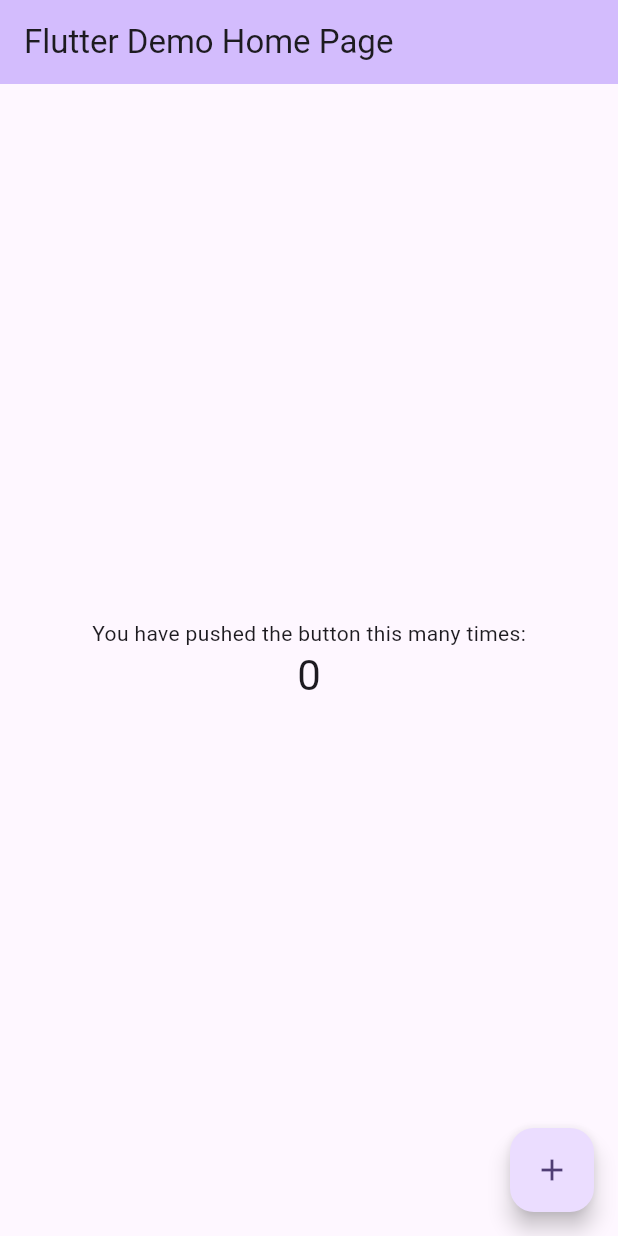
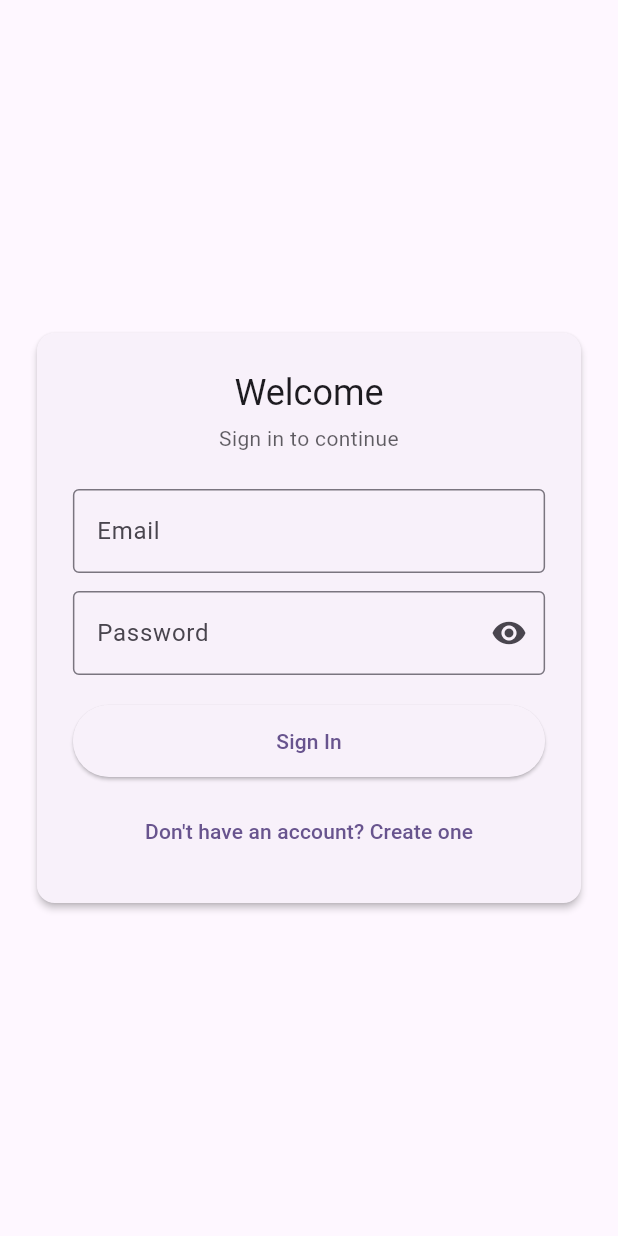
Before and after one commit to toufiqism/Check-in-Point, a Flutter app: the screen it shows after launch, on a phone screen of 412 x 824 dp. Run offline on Flutter 3.47's test engine with Material 3 defaults, Android fonts, the phone set to English and light mode, and no system bars; our stand-ins replace firebase_auth, firebase_core; accounts and stored records are empty.

Commit message:
feat: Implement Firebase email/password authentication
This commit introduces user authentication using Firebase.

Key changes:
- Added `AuthRepository` to abstract Firebase Auth SDK.
- Implemented `AuthProvider` using `ChangeNotifier` for state management.
- Created responsive `LoginScreen` and `RegisterScreen` with form validation and loading states.
- Added a placeholder `HomeScreen` for authenticated users.
- Updated `main.dart` to initialize Firebase, set up providers, and handle routing based on authentication state.
- Configured AndroidManifest for location permissions and Google Maps API key.
- Updated `README.md` with authentication setup and usage instructions.
- Added necessary dependencies: `firebase_core`, `firebase_auth`, `cloud_firestore`, `google_maps_flutter`, `geolocator`, and `provider`.
- Updated Android `minSdk` to 23.

```diff
--- /dev/null
+++ b/lib/data/auth_repository.dart
@@ -0,0 +1,45 @@
+import 'package:firebase_auth/firebase_auth.dart';
+
+/// AuthRepository encapsulates all FirebaseAuth interactions.
+/// This abstraction helps keep UI and state management layers decoupled
+/// from the underlying authentication SDK, supporting SOLID principles.
+class AuthRepository {
+  AuthRepository({FirebaseAuth? firebaseAuth})
+      : _firebaseAuth = firebaseAuth ?? FirebaseAuth.instance;
+
+  final FirebaseAuth _firebaseAuth;
+
+  Stream<User?> authStateChanges() => _firebaseAuth.authStateChanges();
+
+  User? get currentUser => _firebaseAuth.currentUser;
+
+  Future<UserCredential> signInWithEmailAndPassword({
+    required String email,
+    required String password,
+  }) {
+    return _firebaseAuth.signInWithEmailAndPassword(
+      email: email.trim(),
+      password: password,
+    );
+  }
+
+  Future<UserCredential> createUserWithEmailAndPassword({
+    required String email,
+    required String password,
+  }) {
+    return _firebaseAuth.createUserWithEmailAndPassword(
+      email: email.trim(),
+      password: password,
+    );
+  }
+
+  Future<void> updateDisplayName(String displayName) async {
+    final User? user = _firebaseAuth.currentUser;
+    if (user != null) {
+      await user.updateDisplayName(displayName.trim());
+      await user.reload();
+    }
+  }
+
+  Future<void> signOut() => _firebaseAuth.signOut();
+}
--- a/lib/main.dart
+++ b/lib/main.dart
@@ -1,122 +1,52 @@
 import 'package:flutter/material.dart';
+import 'package:firebase_core/firebase_core.dart';
+import 'package:provider/provider.dart';
+import 'package:check_in_point/firebase_options.dart';
+import 'package:check_in_point/data/auth_repository.dart';
+import 'package:check_in_point/providers/auth_provider.dart';
+import 'package:check_in_point/screens/login_screen.dart';
+import 'package:check_in_point/screens/home_screen.dart';
 
-void main() {
-  runApp(const MyApp());
+Future<void> main() async {
+  WidgetsFlutterBinding.ensureInitialized();
+  await Firebase.initializeApp(options: DefaultFirebaseOptions.currentPlatform);
+  runApp(const AppRoot());
 }
 
-class MyApp extends StatelessWidget {
-  const MyApp({super.key});
+class AppRoot extends StatelessWidget {
+  const AppRoot({super.key});
 
   // This widget is the root of your application.
   @override
   Widget build(BuildContext context) {
-    return MaterialApp(
-      title: 'Flutter Demo',
-      theme: ThemeData(
-        // This is the theme of your application.
-        //
-        // TRY THIS: Try running your application with "flutter run". You'll see
-        // the application has a purple toolbar. Then, without quitting the app,
-        // try changing the seedColor in the colorScheme below to Colors.green
-        // and then invoke "hot reload" (save your changes or press the "hot
-        // reload" button in a Flutter-supported IDE, or press "r" if you used
-        // the command line to start the app).
-        //
-        // Notice that the counter didn't reset back to zero; the application
-        // state is not lost during the reload. To reset the state, use hot
-        // restart instead.
-        //
-        // This works for code too, not just values: Most code changes can be
-        // tested with just a hot reload.
-        colorScheme: ColorScheme.fromSeed(seedColor: Colors.deepPurple),
+    return MultiProvider(
+      providers: [
+        Provider<AuthRepository>(create: (_) => AuthRepository()),
+        ChangeNotifierProvider<AuthProvider>(
+          create: (context) =>
+              AuthProvider(authRepository: context.read<AuthRepository>()),
+        ),
+      ],
+      child: SafeArea(
+        child: MaterialApp(
+          debugShowCheckedModeBanner: false,
+          title: 'Check-in Point',
+          theme: ThemeData(
+            colorScheme: ColorScheme.fromSeed(seedColor: Colors.deepPurple),
+            inputDecorationTheme: const InputDecorationTheme(
+              border: OutlineInputBorder(),
+            ),
+          ),
+          home: Consumer<AuthProvider>(
+            builder: (context, authProvider, _) {
+              if (authProvider.isAuthenticated) {
+                return const HomeScreen();
+              }
+              return const LoginScreen();
+            },
+          ),
+        ),
       ),
-      home: const MyHomePage(title: 'Flutter Demo Home Page'),
     );
   }
 }
-
-class MyHomePage extends StatefulWidget {
-  const MyHomePage({super.key, required this.title});
-
-  // This widget is the home page of your application. It is stateful, meaning
-  // that it has a State object (defined below) that contains fields that affect
-  // how it looks.
-
-  // This class is the configuration for the state. It holds the values (in this
-  // case the title) provided by the parent (in this case the App widget) and
-  // used by the build method of the State. Fields in a Widget subclass are
-  // always marked "final".
-
-  final String title;
-
-  @override
-  State<MyHomePage> createState() => _MyHomePageState();
-}
-
-class _MyHomePageState extends State<MyHomePage> {
-  int _counter = 0;
-
-  void _incrementCounter() {
-    setState(() {
-      // This call to setState tells the Flutter framework that something has
-      // changed in this State, which causes it to rerun the build method below
-      // so that the display can reflect the updated values. If we changed
-      // _counter without calling setState(), then the build method would not be
-      // called again, and so nothing would appear to happen.
-      _counter++;
-    });
-  }
-
-  @override
-  Widget build(BuildContext context) {
-    // This method is rerun every time setState is called, for instance as done
-    // by the _incrementCounter method above.
-    //
-    // The Flutter framework has been optimized to make rerunning build methods
-    // fast, so that you can just rebuild anything that needs updating rather
-    // than having to individually change instances of widgets.
-    return Scaffold(
-      appBar: AppBar(
-        // TRY THIS: Try changing the color here to a specific color (to
-        // Colors.amber, perhaps?) and trigger a hot reload to see the AppBar
-        // change color while the other colors stay the same.
-        backgroundColor: Theme.of(context).colorScheme.inversePrimary,
-        // Here we take the value from the MyHomePage object that was created by
-        // the App.build method, and use it to set our appbar title.
-        title: Text(widget.title),
-      ),
-      body: Center(
-        // Center is a layout widget. It takes a single child and positions it
-        // in the middle of the parent.
-        child: Column(
-          // Column is also a layout widget. It takes a list of children and
-          // arranges them vertically. By default, it sizes itself to fit its
-          // children horizontally, and tries to be as tall as its parent.
-          //
-          // Column has various properties to control how it sizes itself and
-          // how it positions its children. Here we use mainAxisAlignment to
-          // center the children vertically; the main axis here is the vertical
-          // axis because Columns are vertical (the cross axis would be
-          // horizontal).
-          //
-          // TRY THIS: Invoke "debug painting" (choose the "Toggle Debug Paint"
-          // action in the IDE, or press "p" in the console), to see the
-          // wireframe for each widget.
-          mainAxisAlignment: MainAxisAlignment.center,
-          children: <Widget>[
-            const Text('You have pushed the button this many times:'),
-            Text(
-              '$_counter',
-              style: Theme.of(context).textTheme.headlineMedium,
-            ),
-          ],
-        ),
-      ),
-      floatingActionButton: FloatingActionButton(
-        onPressed: _incrementCounter,
-        tooltip: 'Increment',
-        child: const Icon(Icons.add),
-      ), // This trailing comma makes auto-formatting nicer for build methods.
-    );
-  }
-}
--- /dev/null
+++ b/lib/providers/auth_provider.dart
@@ -0,0 +1,110 @@
+import 'dart:async';
+import 'package:flutter/foundation.dart';
+import 'package:firebase_auth/firebase_auth.dart';
+import 'package:check_in_point/data/auth_repository.dart';
+
+/// AuthProvider exposes authentication state and actions to the UI.
+/// It listens to FirebaseAuth's authStateChanges and notifies listeners
+/// when the user signs in or out.
+class AuthProvider extends ChangeNotifier {
+  AuthProvider({required AuthRepository authRepository})
+      : _authRepository = authRepository {
+    _subscription = _authRepository.authStateChanges().listen((User? user) {
+      _user = user;
+      notifyListeners();
+    });
+  }
+
+  final AuthRepository _authRepository;
+  late final StreamSubscription<User?> _subscription;
+
+  User? _user;
+  User? get user => _user;
+  bool get isAuthenticated => _user != null;
+
+  bool _isLoading = false;
+  bool get isLoading => _isLoading;
+
+  String? _errorMessage;
+  String? get errorMessage => _errorMessage;
+
+  Future<void> signIn({required String email, required String password}) async {
+    if (_isLoading) return;
+    _setLoading(true);
+    _setError(null);
+    try {
+      await _authRepository.signInWithEmailAndPassword(
+        email: email,
+        password: password,
+      );
+    } on FirebaseAuthException catch (e) {
+      _setError(_mapFirebaseAuthError(e));
+    } catch (e) {
+      _setError('Unexpected error. Please try again.');
+    } finally {
+      _setLoading(false);
+    }
+  }
+
+  Future<void> register({
+    required String name,
+    required String email,
+    required String password,
+  }) async {
+    if (_isLoading) return;
+    _setLoading(true);
+    _setError(null);
+    try {
+      await _authRepository.createUserWithEmailAndPassword(
+        email: email,
+        password: password,
+      );
+      await _authRepository.updateDisplayName(name);
+    } on FirebaseAuthException catch (e) {
+      _setError(_mapFirebaseAuthError(e));
+    } catch (e) {
+      _setError('Unexpected error. Please try again.');
+    } finally {
+      _setLoading(false);
+    }
+  }
+
+  Future<void> signOut() async {
+    await _authRepository.signOut();
+  }
+
+  @override
+  void dispose() {
+    _subscription.cancel();
+    super.dispose();
+  }
+
+  void _setLoading(bool value) {
+    _isLoading = value;
+    notifyListeners();
+  }
+
+  void _setError(String? message) {
+    _errorMessage = message;
+    notifyListeners();
+  }
+
+  String _mapFirebaseAuthError(FirebaseAuthException e) {
+    switch (e.code) {
+      case 'invalid-email':
+        return 'Invalid email address.';
+      case 'user-disabled':
+        return 'This user has been disabled.';
+      case 'user-not-found':
+        return 'No user found for that email.';
+      case 'wrong-password':
+        return 'Incorrect password.';
+      case 'too-many-requests':
+        return 'Too many attempts. Try again later.';
+      case 'network-request-failed':
+        return 'Network error. Check your connection.';
+      default:
+        return e.message ?? 'Authentication error.';
+    }
+  }
+}
--- /dev/null
+++ b/lib/screens/login_screen.dart
@@ -0,0 +1,181 @@
+import 'package:flutter/material.dart';
+import 'package:provider/provider.dart';
+import 'package:check_in_point/providers/auth_provider.dart';
+import 'package:check_in_point/screens/register_screen.dart';
+
+class LoginScreen extends StatefulWidget {
+  const LoginScreen({super.key});
+
+  @override
+  State<LoginScreen> createState() => _LoginScreenState();
+}
+
+class _LoginScreenState extends State<LoginScreen> {
+  final GlobalKey<FormState> _formKey = GlobalKey<FormState>();
+  final TextEditingController _emailController = TextEditingController();
+  final TextEditingController _passwordController = TextEditingController();
+  final ValueNotifier<bool> _obscurePassword = ValueNotifier<bool>(true);
+
+  @override
+  void dispose() {
+    _emailController.dispose();
+    _passwordController.dispose();
+    _obscurePassword.dispose();
+    super.dispose();
+  }
+
+  Future<void> _submit(AuthProvider authProvider) async {
+    if (!_formKey.currentState!.validate()) return;
+    await authProvider.signIn(
+      email: _emailController.text,
+      password: _passwordController.text,
+    );
+  }
+
+  @override
+  Widget build(BuildContext context) {
+    final theme = Theme.of(context);
+    return Scaffold(
+      body: SafeArea(
+        child: LayoutBuilder(
+          builder: (context, constraints) {
+            final bool isWide = constraints.maxWidth >= 600;
+            final double cardWidth = isWide ? 420 : constraints.maxWidth * 0.9;
+
+            return Center(
+              child: ConstrainedBox(
+                constraints: BoxConstraints(maxWidth: cardWidth),
+                child: Card(
+                  elevation: 2,
+                  shape: RoundedRectangleBorder(
+                    borderRadius: BorderRadius.circular(12),
+                  ),
+                  child: Padding(
+                    padding: const EdgeInsets.all(24),
+                    child: Consumer<AuthProvider>(
+                      builder: (context, authProvider, _) {
+                        return Column(
+                          mainAxisSize: MainAxisSize.min,
+                          crossAxisAlignment: CrossAxisAlignment.stretch,
+                          children: [
+                            Text(
+                              'Welcome',
+                              style: theme.textTheme.headlineSmall,
+                              textAlign: TextAlign.center,
+                            ),
+                            const SizedBox(height: 4),
+                            Text(
+                              'Sign in to continue',
+                              style: theme.textTheme.bodyMedium?.copyWith(
+                                color: theme.textTheme.bodyMedium?.color?.withOpacity(0.7),
+                              ),
+                              textAlign: TextAlign.center,
+                            ),
+                            const SizedBox(height: 24),
+                            if (authProvider.errorMessage != null)
+                              Padding(
+                                padding: const EdgeInsets.only(bottom: 12),
+                                child: Text(
+                                  authProvider.errorMessage!,
+                                  style: theme.textTheme.bodyMedium?.copyWith(color: theme.colorScheme.error),
+                                  textAlign: TextAlign.center,
+                                ),
+                              ),
+                            Form(
+                              key: _formKey,
+                              child: Column(
+                                children: [
+                                  TextFormField(
+                                    controller: _emailController,
+                                    keyboardType: TextInputType.emailAddress,
+                                    textInputAction: TextInputAction.next,
+                                    decoration: const InputDecoration(
+                                      labelText: 'Email',
+                                      hintText: 'you@example.com',
+                                    ),
+                                    validator: (value) {
+                                      if (value == null || value.trim().isEmpty) {
+                                        return 'Email is required';
+                                      }
+                                      final emailRegex = RegExp(r"^[^@\s]+@[^@\s]+\.[^@\s]+$");
+                                      if (!emailRegex.hasMatch(value.trim())) {
+                                        return 'Enter a valid email';
+                                      }
+                                      return null;
+                                    },
+                                  ),
+                                  const SizedBox(height: 12),
+                                  ValueListenableBuilder<bool>(
+                                    valueListenable: _obscurePassword,
+                                    builder: (context, obscure, __) {
+                                      return TextFormField(
+                                        controller: _passwordController,
+                                        obscureText: obscure,
+                                        textInputAction: TextInputAction.done,
+                                        onFieldSubmitted: (_) => _submit(authProvider),
+                                        decoration: InputDecoration(
+                                          labelText: 'Password',
+                                          suffixIcon: IconButton(
+                                            tooltip: obscure ? 'Show password' : 'Hide password',
+                                            icon: Icon(obscure ? Icons.visibility : Icons.visibility_off),
+                                            onPressed: () => _obscurePassword.value = !obscure,
+                                          ),
+                                        ),
+                                        validator: (value) {
+                                          if (value == null || value.isEmpty) {
+                                            return 'Password is required';
+                                          }
+                                          if (value.length < 6) {
+                                            return 'At least 6 characters';
+                                          }
+                                          return null;
+                                        },
+                                      );
+                                    },
+                                  ),
+                                ],
+                              ),
+                            ),
+                            const SizedBox(height: 20),
+                            SizedBox(
+                              height: 48,
+                              child: ElevatedButton(
+                                onPressed: authProvider.isLoading
+                                    ? null
+                                    : () => _submit(authProvider),
+                                child: authProvider.isLoading
+                                    ? const SizedBox(
+                                        height: 22,
+                                        width: 22,
+                                        child: CircularProgressIndicator(strokeWidth: 2),
+                                      )
+                                    : const Text('Sign In'),
+                              ),
+                            ),
+                            const SizedBox(height: 12),
+                            TextButton(
+                              onPressed: authProvider.isLoading
+                                  ? null
+                                  : () {
+                                      Navigator.of(context).push(
+                                        MaterialPageRoute(
+                                          builder: (_) => const RegisterScreen(),
+                                        ),
+                                      );
+                                    },
+                              child: const Text("Don't have an account? Create one"),
+                            ),
+                          ],
+                        );
+                      },
+                    ),
+                  ),
+                ),
+              ),
+            );
+          },
+        ),
+      ),
+    );
+  }
+}
--- a/pubspec.yaml
+++ b/pubspec.yaml
@@ -37,6 +37,9 @@ dependencies:
   firebase_core: ^4.0.0
   firebase_auth: ^6.0.1
   cloud_firestore: ^6.0.0
+  google_maps_flutter: ^2.12.3
+  geolocator: ^14.0.2
+  provider: ^6.1.5+1
 
 dev_dependencies:
   flutter_test:
```
Also changed, not shown: lib/screens/home_screen.dart (added, +36 -0 lines), lib/screens/register_screen.dart (added, +222 -0 lines), 4 other files.
